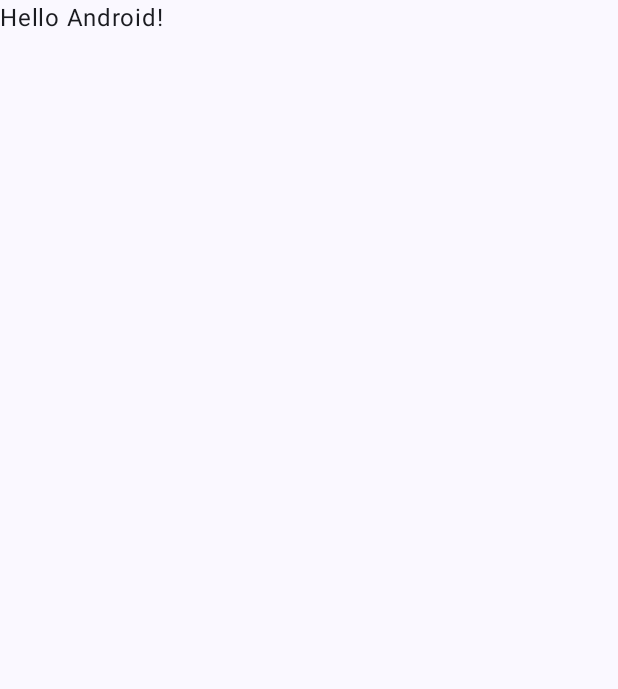
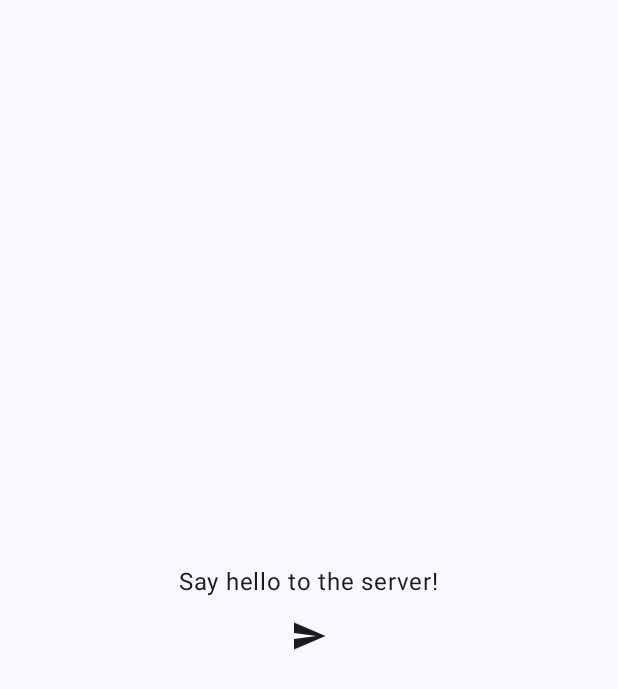
Before and after one commit to doqin/AndroidClient, an Android app built with Jetpack Compose: the screen it shows after launch (MainActivity), on a phone screen of 412 x 824 dp. Before the commit the part shown is almost empty. Shown: the top 689 px of the screen. Run offline under Robolectric (Android 15) with nearby library versions, the phone set to English and light mode, and no system bars.

```diff
--- a/app/src/main/AndroidManifest.xml
+++ b/app/src/main/AndroidManifest.xml
@@ -1,6 +1,8 @@
 <?xml version="1.0" encoding="utf-8"?>
 <manifest xmlns:android="http://schemas.android.com/apk/res/android"
     xmlns:tools="http://schemas.android.com/tools">
+
+    <uses-permission android:name="android.permission.INTERNET"/>
 
     <application
         android:allowBackup="true"
--- a/app/src/main/java/com/example/androidclient/MainActivity.kt
+++ b/app/src/main/java/com/example/androidclient/MainActivity.kt
@@ -1,47 +1,77 @@
 package com.example.androidclient
 
 import android.os.Bundle
+import android.os.StrictMode
+import android.util.Log
+import android.widget.Toast
 import androidx.activity.ComponentActivity
 import androidx.activity.compose.setContent
 import androidx.activity.enableEdgeToEdge
+import androidx.compose.foundation.layout.Box
+import androidx.compose.foundation.layout.Column
 import androidx.compose.foundation.layout.fillMaxSize
 import androidx.compose.foundation.layout.padding
+import androidx.compose.material.icons.Icons
+import androidx.compose.material.icons.automirrored.filled.Send
+import androidx.compose.material3.Icon
+import androidx.compose.material3.IconButton
 import androidx.compose.material3.Scaffold
 import androidx.compose.material3.Text
-import androidx.compose.runtime.Composable
+import androidx.compose.ui.Alignment
 import androidx.compose.ui.Modifier
-import androidx.compose.ui.tooling.preview.Preview
 import com.example.androidclient.ui.theme.AndroidClientTheme
+import java.io.OutputStreamWriter
+import java.io.PrintWriter
+import java.net.InetAddress
+import java.net.Socket
 
 class MainActivity : ComponentActivity() {
+    private val serverIp = "127.0.0.1"
+    private val serverPort = "8080"
+
     override fun onCreate(savedInstanceState: Bundle?) {
         super.onCreate(savedInstanceState)
         enableEdgeToEdge()
+        val policy = StrictMode.ThreadPolicy.Builder().permitAll().build()
+        StrictMode.setThreadPolicy(policy)
         setContent {
             AndroidClientTheme {
                 Scaffold(modifier = Modifier.fillMaxSize()) { innerPadding ->
-                    Greeting(
-                        name = "Android",
-                        modifier = Modifier.padding(innerPadding)
+                    Box(
+                        modifier = Modifier
+                            .fillMaxSize()
+                            .padding(innerPadding),
+                        contentAlignment = Alignment.Center
                     )
+                    {
+                        Column(
+                            horizontalAlignment = Alignment.CenterHorizontally
+                        ) {
+                            Text("Say hello to the server!")
+                            IconButton(onClick = { connectToServer() }) {
+                                Icon(Icons.AutoMirrored.Filled.Send, contentDescription = "Send")
+                            }
+                        }
+                    }
                 }
             }
         }
     }
-}
 
-@Composable
-fun Greeting(name: String, modifier: Modifier = Modifier) {
-    Text(
-        text = "Hello $name!",
-        modifier = modifier
-    )
-}
-
-@Preview(showBackground = true)
-@Composable
-fun GreetingPreview() {
-    AndroidClientTheme {
-        Greeting("Android")
+    private fun connectToServer() {
+        try {
+            val serverAddr = InetAddress.getByName(serverIp)
+            val socket = Socket(serverAddr, serverPort.toInt())
+            val out = PrintWriter(OutputStreamWriter(socket.getOutputStream()), true)
+            out.println("Hello from Android client!")
+            socket.close()
+            // Popup message to user
+            Toast.makeText(this, "Message sent to server", Toast.LENGTH_SHORT).show()
+        } catch (e: Exception) {
+            e.printStackTrace()
+            // Popup error message to user
+            Toast.makeText(this, "Error: ${e.message}", Toast.LENGTH_LONG).show()
+            Log.d("MainActivity", "Error: ${e.message}")
+        }
     }
 }
```
